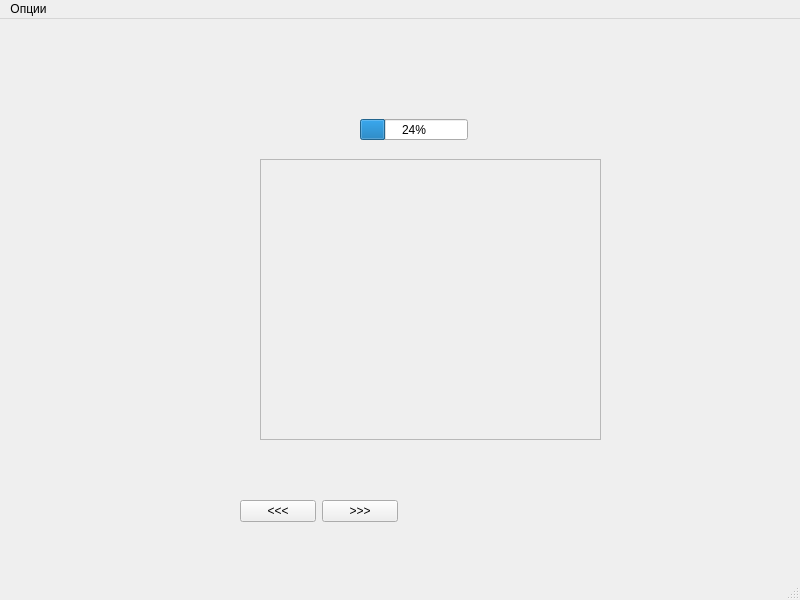
DanDev-rs/Open-Digital-Testing-Platform, file studED/ui/mainwindow.ui: the form before one commit.
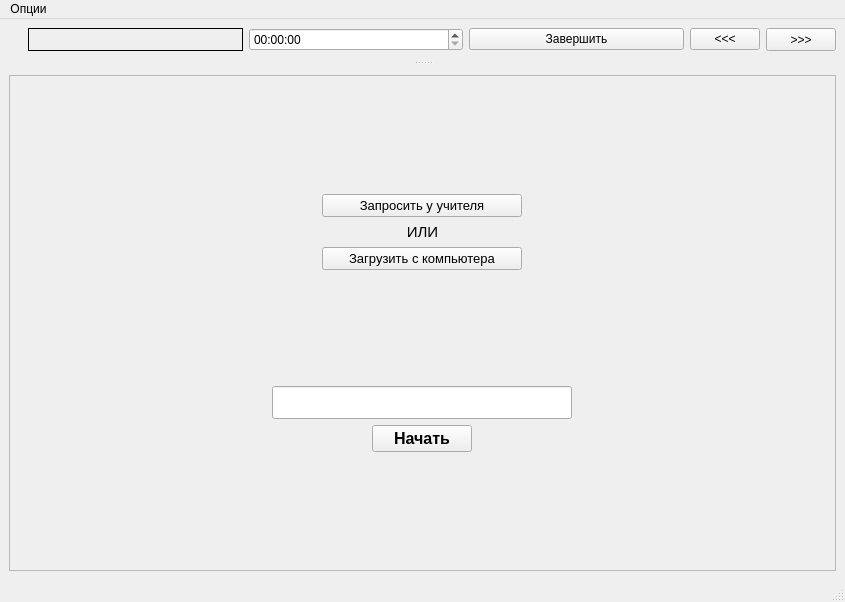
The form after the commit. Icons and pictures are not drawn.

What changed in the file:
```diff
--- a/studED/ui/mainwindow.ui
+++ b/studED/ui/mainwindow.ui
@@ -6,8 +6,8 @@
    <rect>
     <x>0</x>
     <y>0</y>
-    <width>800</width>
-    <height>600</height>
+    <width>845</width>
+    <height>602</height>
    </rect>
   </property>
   <property name="minimumSize">
@@ -26,83 +26,199 @@
    <enum>QTabWidget::Triangular</enum>
   </property>
   <widget class="QWidget" name="centralwidget">
-   <widget class="QStackedWidget" name="questions">
-    <property name="enabled">
-     <bool>true</bool>
-    </property>
-    <property name="geometry">
-     <rect>
-      <x>260</x>
-      <y>140</y>
-      <width>341</width>
-      <height>281</height>
-     </rect>
-    </property>
-    <property name="frameShape">
-     <enum>QFrame::StyledPanel</enum>
-    </property>
-    <property name="frameShadow">
-     <enum>QFrame::Sunken</enum>
-    </property>
-    <property name="lineWidth">
-     <number>4</number>
-    </property>
-    <property name="midLineWidth">
-     <number>2</number>
-    </property>
-    <property name="currentIndex">
-     <number>0</number>
-    </property>
-    <widget class="QWidget" name="page">
-     <layout class="QGridLayout" name="gridLayout"/>
-    </widget>
-   </widget>
-   <widget class="QProgressBar" name="t_progress">
-    <property name="geometry">
-     <rect>
-      <x>360</x>
-      <y>100</y>
-      <width>108</width>
-      <height>21</height>
-     </rect>
-    </property>
-    <property name="value">
-     <number>24</number>
-    </property>
-   </widget>
-   <widget class="QWidget" name="">
-    <property name="geometry">
-     <rect>
-      <x>240</x>
-      <y>480</y>
-      <width>158</width>
-      <height>25</height>
-     </rect>
-    </property>
-    <layout class="QHBoxLayout" name="horizontalLayout_2">
-     <item>
-      <widget class="QPushButton" name="prev_page">
-       <property name="text">
-        <string>&lt;&lt;&lt;</string>
-       </property>
+   <layout class="QVBoxLayout" name="verticalLayout">
+    <item>
+     <widget class="QStackedWidget" name="questions">
+      <property name="enabled">
+       <bool>true</bool>
+      </property>
+      <property name="frameShape">
+       <enum>QFrame::StyledPanel</enum>
+      </property>
+      <property name="frameShadow">
+       <enum>QFrame::Sunken</enum>
+      </property>
+      <property name="lineWidth">
+       <number>4</number>
+      </property>
+      <property name="midLineWidth">
+       <number>2</number>
+      </property>
+      <property name="currentIndex">
+       <number>0</number>
+      </property>
+      <widget class="QWidget" name="page">
+       <layout class="QGridLayout" name="gridLayout">
+        <item row="0" column="0">
+         <spacer name="verticalSpacer">
+          <property name="orientation">
+           <enum>Qt::Vertical</enum>
+          </property>
+          <property name="sizeHint" stdset="0">
+           <size>
+            <width>20</width>
+            <height>40</height>
+           </size>
+          </property>
+         </spacer>
+        </item>
+        <item row="5" column="0" alignment="Qt::AlignHCenter">
+         <widget class="QPushButton" name="loadlocal_btn">
+          <property name="minimumSize">
+           <size>
+            <width>200</width>
+            <height>0</height>
+           </size>
+          </property>
+          <property name="maximumSize">
+           <size>
+            <width>300</width>
+            <height>16777215</height>
+           </size>
+          </property>
+          <property name="font">
+           <font>
+            <pointsize>10</pointsize>
+           </font>
+          </property>
+          <property name="text">
+           <string>Загрузить с компьютера</string>
+          </property>
+         </widget>
+        </item>
+        <item row="6" column="0">
+         <spacer name="verticalSpacer_2">
+          <property name="orientation">
+           <enum>Qt::Vertical</enum>
+          </property>
+          <property name="sizeHint" stdset="0">
+           <size>
+            <width>20</width>
+            <height>40</height>
+           </size>
+          </property>
+         </spacer>
+        </item>
+        <item row="4" column="0">
+         <widget class="QLabel" name="label">
+          <property name="font">
+           <font>
+            <pointsize>11</pointsize>
+           </font>
+          </property>
+          <property name="text">
+           <string>ИЛИ</string>
+          </property>
+          <property name="alignment">
+           <set>Qt::AlignCenter</set>
+          </property>
+         </widget>
+        </item>
+        <item row="7" column="0" alignment="Qt::AlignHCenter">
+         <widget class="QLineEdit" name="test_name">
+          <property name="minimumSize">
+           <size>
+            <width>300</width>
+            <height>30</height>
+           </size>
+          </property>
+          <property name="maximumSize">
+           <size>
+            <width>700</width>
+            <height>16777215</height>
+           </size>
+          </property>
+          <property name="font">
+           <font>
+            <pointsize>16</pointsize>
+           </font>
+          </property>
+          <property name="alignment">
+           <set>Qt::AlignCenter</set>
+          </property>
+          <property name="readOnly">
+           <bool>true</bool>
+          </property>
+         </widget>
+        </item>
+        <item row="8" column="0" alignment="Qt::AlignHCenter">
+         <widget class="QPushButton" name="start_btn">
+          <property name="minimumSize">
+           <size>
+            <width>100</width>
+            <height>0</height>
+           </size>
+          </property>
+          <property name="font">
+           <font>
+            <pointsize>12</pointsize>
+            <weight>75</weight>
+            <bold>true</bold>
+           </font>
+          </property>
+          <property name="text">
+           <string>Начать</string>
+          </property>
+         </widget>
+        </item>
+        <item row="9" column="0">
+         <spacer name="verticalSpacer_3">
+          <property name="orientation">
+           <enum>Qt::Vertical</enum>
+          </property>
+          <property name="sizeHint" stdset="0">
+           <size>
+            <width>20</width>
+            <height>40</height>
+           </size>
+          </property>
+         </spacer>
+        </item>
+        <item row="1" column="0" alignment="Qt::AlignHCenter|Qt::AlignVCenter">
+         <widget class="QPushButton" name="request_btn">
+          <property name="minimumSize">
+           <size>
+            <width>200</width>
+            <height>0</height>
+           </size>
+          </property>
+          <property name="maximumSize">
+           <size>
+            <width>300</width>
+            <height>16777215</height>
+           </size>
+          </property>
+          <property name="font">
+           <font>
+            <pointsize>10</pointsize>
+           </font>
+          </property>
+          <property name="text">
+           <string>Запросить у учителя</string>
+          </property>
+          <property name="checkable">
+           <bool>false</bool>
+          </property>
+          <property name="checked">
+           <bool>false</bool>
+          </property>
+          <property name="flat">
+           <bool>false</bool>
+          </property>
+         </widget>
+        </item>
+       </layout>
       </widget>
-     </item>
-     <item>
-      <widget class="QPushButton" name="next_page">
-       <property name="text">
-        <string>&gt;&gt;&gt;</string>
-       </property>
-      </widget>
-     </item>
-    </layout>
-   </widget>
+     </widget>
+    </item>
+   </layout>
   </widget>
   <widget class="QMenuBar" name="menubar">
    <property name="geometry">
     <rect>
      <x>0</x>
      <y>0</y>
-     <width>800</width>
+     <width>845</width>
      <height>21</height>
     </rect>
    </property>
@@ -120,6 +236,119 @@
    <addaction name="editor_menu"/>
   </widget>
   <widget class="QStatusBar" name="statusbar"/>
+  <widget class="QDockWidget" name="toolbar_widget">
+   <property name="features">
+    <set>QDockWidget::DockWidgetMovable|QDockWidget::DockWidgetVerticalTitleBar</set>
+   </property>
+   <property name="allowedAreas">
+    <set>Qt::BottomDockWidgetArea|Qt::TopDockWidgetArea</set>
+   </property>
+   <attribute name="dockWidgetArea">
+    <number>4</number>
+   </attribute>
+   <widget class="QWidget" name="toolbar">
+    <layout class="QHBoxLayout" name="horizontalLayout">
+     <item>
+      <widget class="QLabel" name="t_counter">
+       <property name="sizePolicy">
+        <sizepolicy hsizetype="Minimum" vsizetype="Minimum">
+         <horstretch>0</horstretch>
+         <verstretch>0</verstretch>
+        </sizepolicy>
+       </property>
+       <property name="font">
+        <font>
+         <pointsize>10</pointsize>
+        </font>
+       </property>
+       <property name="frameShape">
+        <enum>QFrame::Box</enum>
+       </property>
+       <property name="text">
+        <string/>
+       </property>
+       <property name="textFormat">
+        <enum>Qt::RichText</enum>
+       </property>
+       <property name="scaledContents">
+        <bool>false</bool>
+       </property>
+       <property name="wordWrap">
+        <bool>false</bool>
+       </property>
+       <property name="indent">
+        <number>3</number>
+       </property>
+      </widget>
+     </item>
+     <item>
+      <widget class="QTimeEdit" name="t_time">
+       <property name="maximumDateTime">
+        <datetime>
+         <hour>6</hour>
+         <minute>0</minute>
+         <second>0</second>
+         <year>2000</year>
+         <month>1</month>
+         <day>1</day>
+        </datetime>
+       </property>
+      </widget>
+     </item>
+     <item>
+      <widget class="QPushButton" name="t_finish">
+       <property name="text">
+        <string>Завершить</string>
+       </property>
+      </widget>
+     </item>
+     <item>
+      <widget class="QPushButton" name="t_prev">
+       <property name="minimumSize">
+        <size>
+         <width>30</width>
+         <height>20</height>
+        </size>
+       </property>
+       <property name="maximumSize">
+        <size>
+         <width>70</width>
+         <height>16777215</height>
+        </size>
+       </property>
+       <property name="baseSize">
+        <size>
+         <width>0</width>
+         <height>0</height>
+        </size>
+       </property>
+       <property name="text">
+        <string>&lt;&lt;&lt;</string>
+       </property>
+      </widget>
+     </item>
+     <item>
+      <widget class="QPushButton" name="t_next">
+       <property name="minimumSize">
+        <size>
+         <width>30</width>
+         <height>20</height>
+        </size>
+       </property>
+       <property name="maximumSize">
+        <size>
+         <width>70</width>
+         <height>30</height>
+        </size>
+       </property>
+       <property name="text">
+        <string>&gt;&gt;&gt;</string>
+       </property>
+      </widget>
+     </item>
+    </layout>
+   </widget>
+  </widget>
   <action name="create_single">
    <property name="text">
     <string>С одним ответом</string>
```
Left out of the diff: 16 changed lines with no effect on the pictures.
